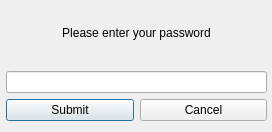
supermaximo93/Computing_Project, file dialogs/utils/PasswordDialog.ui: the form before one commit.
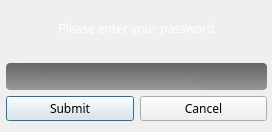
The form after the commit. Icons and pictures are not drawn.

The edit to the form file:
```diff
--- a/dialogs/utils/PasswordDialog.ui
+++ b/dialogs/utils/PasswordDialog.ui
@@ -10,8 +10,36 @@
     <height>132</height>
    </rect>
   </property>
+  <property name="font">
+   <font>
+    <family>Sans Serif</family>
+   </font>
+  </property>
   <property name="windowTitle">
-   <string>Dialog</string>
+   <string>Please enter your password</string>
+  </property>
+  <property name="styleSheet">
+   <string notr="true">#PasswordDialog {
+	background-image: url(:/images/background_blue);
+}
+
+QLabel {
+	color: white;
+}
+
+QPushButton {
+	font-size: 12px;
+	font-family: &quot;Sans Serif&quot;;
+}
+
+QDoubleSpinBox, QSpinBox, QDateEdit, QDateTimeEdit, QLineEdit {
+	color: white;
+	background-color: qlineargradient(spread:pad, x1:0.481, y1:1, x2:0.515, y2:0, stop:0 rgba(0, 0, 0, 93), stop:0.995238 rgba(0, 0, 0, 147));
+	border: none;
+	border-radius: 4px;
+	selection-background-color: #333333;
+	padding: 4px 2px 4px 2px;
+}</string>
   </property>
   <widget class="QWidget" name="verticalLayoutWidget">
    <property name="geometry">
@@ -25,6 +53,11 @@
    <layout class="QVBoxLayout" name="verticalLayout">
     <item>
      <widget class="QLabel" name="label">
+      <property name="font">
+       <font>
+        <family>Sans Serif</family>
+       </font>
+      </property>
       <property name="text">
        <string>Please enter your password</string>
       </property>
@@ -35,6 +68,11 @@
     </item>
     <item>
      <widget class="QLineEdit" name="lineEdit">
+      <property name="font">
+       <font>
+        <family>Sans Serif</family>
+       </font>
+      </property>
       <property name="echoMode">
        <enum>QLineEdit::Password</enum>
       </property>
@@ -44,6 +82,12 @@
      <layout class="QHBoxLayout" name="horizontalLayout">
       <item>
        <widget class="QPushButton" name="pushButton_submit">
+        <property name="font">
+         <font>
+          <family>Sans Serif</family>
+          <pointsize>-1</pointsize>
+         </font>
+        </property>
         <property name="text">
          <string>Submit</string>
         </property>
@@ -51,6 +95,12 @@
       </item>
       <item>
        <widget class="QPushButton" name="pushButton_cancel">
+        <property name="font">
+         <font>
+          <family>Sans Serif</family>
+          <pointsize>-1</pointsize>
+         </font>
+        </property>
         <property name="text">
          <string>Cancel</string>
         </property>
```
